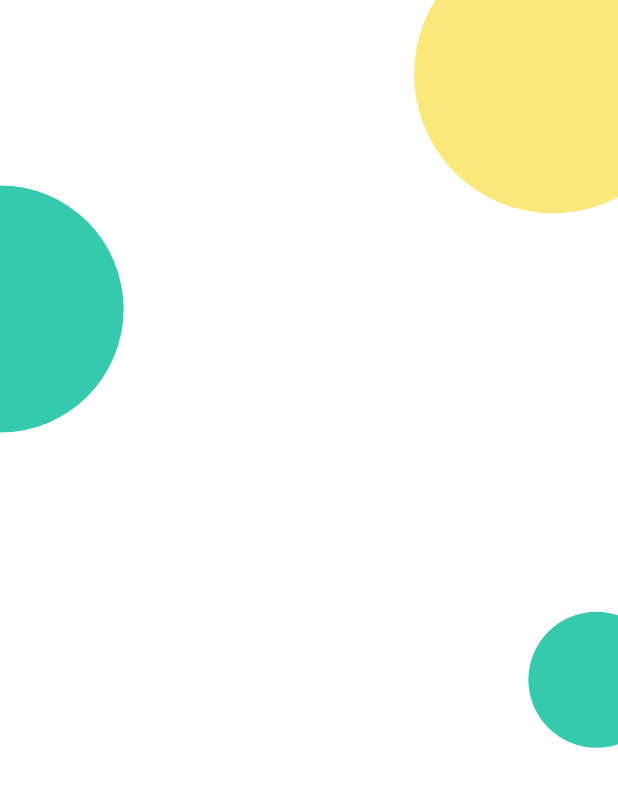
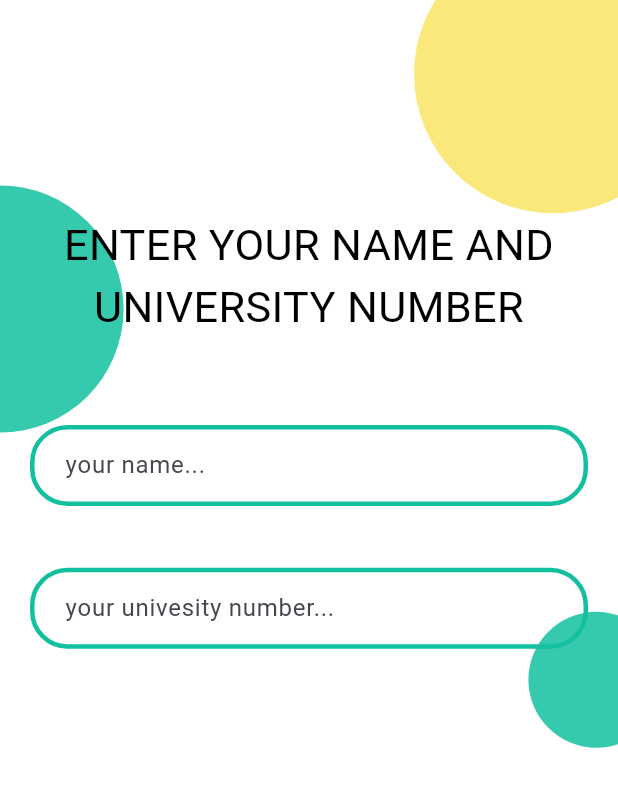
Before and after one commit to abdos10/student-s-marks-project, a Flutter app: the screen it shows after launch, after a tap on "Let's Go", on a phone screen of 412 x 824 dp. Shown: the top 787 px of the screen. Run offline on Flutter 3.47's test engine with Material 3 defaults, Android fonts, the phone set to English and light mode, and no system bars; our stand-ins replace lottie.

Commit message:
creating name and university number textfilds

```diff
--- a/lib/screens/signingpage.dart
+++ b/lib/screens/signingpage.dart
@@ -8,6 +8,9 @@ class Signingpage extends StatelessWidget {
   Widget build(BuildContext context) {
     final double screenHeight = MediaQuery.of(context).size.height;
     final double screenWidth = MediaQuery.of(context).size.width;
+    // to access the username and university number
+    final TextEditingController name_controller= TextEditingController();
+    final TextEditingController uninumber_controller= TextEditingController();
     return Scaffold(
       backgroundColor: Constants.c_white,
       body: Stack(
@@ -47,9 +50,85 @@ class Signingpage extends StatelessWidget {
                 color: Constants.c_main.withOpacity(0.85),
               ),
             ),
-          )
+          ),
+          Padding(
+            padding: const EdgeInsets.all(20.0),
+            child: Column(
+              mainAxisAlignment: MainAxisAlignment.start,
+              children: [
+                SizedBox(height: screenHeight * 0.15),
+                // texttt
+                Text(
+                  textAlign: TextAlign.center,
+                  'ENTER YOUR NAME AND UNIVERSITY NUMBER',
+                  style: TextStyle(
+                      color: Colors.black, fontSize: screenWidth * 0.07),
+                ),
+                SizedBox(height: screenHeight * 0.07),
+                //the name text form
+                TextFormField(
+                  controller: name_controller,
+                  cursorColor: Constants.c_secondery,
+                  decoration: InputDecoration(
+                    hintText: ' your name...',
+                    contentPadding: const EdgeInsets.all(15),
+                    enabledBorder: OutlineInputBorder(
+                      borderRadius: BorderRadius.circular(25),
+                      borderSide: const BorderSide(
+                        color: Constants.c_main,
+                        width: 3,
+                      ),
+                    ),
+                    focusedBorder: OutlineInputBorder(
+                      borderRadius: BorderRadius.circular(25),
+                      borderSide: const BorderSide(
+                        color: Constants.c_secondery,
+                        width: 3,
+                      ),
+                    ),
+                    border: OutlineInputBorder(
+                        borderSide: const BorderSide(
+                          color: Constants.c_main,
+                          width: 3,
+                        ),
+                        borderRadius: BorderRadius.circular(25)),
+                  ),
+                ),
+                SizedBox(height: screenHeight * 0.05),
+                //the univ num text form
+                TextFormField(
+                  controller: uninumber_controller,
+                  cursorColor: Constants.c_secondery,
+                  decoration: InputDecoration(
+                    hintText: ' your univesity number...',
+                    contentPadding: const EdgeInsets.all(15),
+                    enabledBorder: OutlineInputBorder(
+                      borderRadius: BorderRadius.circular(25),
+                      borderSide: const BorderSide(
+                        color: Constants.c_main,
+                        width: 3,
+                      ),
+                    ),
+                    focusedBorder: OutlineInputBorder(
+                      borderRadius: BorderRadius.circular(25),
+                      borderSide: const BorderSide(
+                        color: Constants.c_secondery,
+                        width: 3,
+                      ),
+                    ),
+                    border: OutlineInputBorder(
+                        borderSide: const BorderSide(
+                          color: Constants.c_main,
+                          width: 3,
+                        ),
+                        borderRadius: BorderRadius.circular(25)),
+                  ),
+                ),
 
 
+              ],
+            ),
+          ),
         ],
       ),
     );
```
